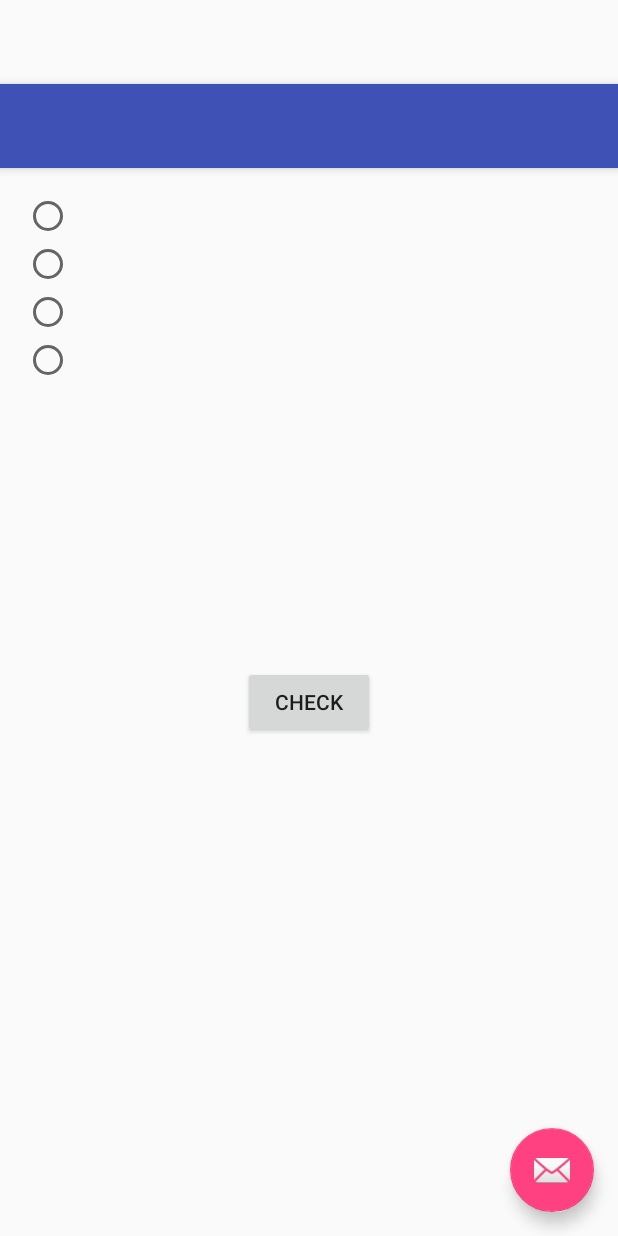
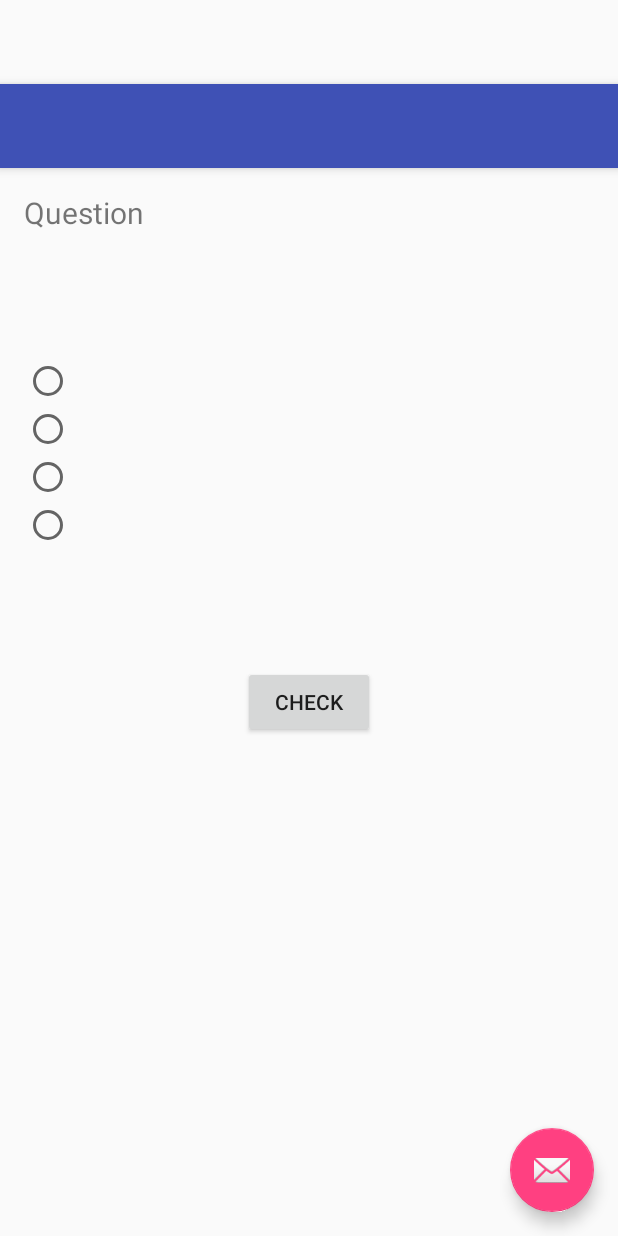
Before and after one commit to ilan1/MathStar, an Android app: the layout activity_story_game.xml on its own in the app's theme, with its tools: preview values and no code run, on a phone screen of 412 x 824 dp. Run offline under Robolectric (Android 15) with nearby library versions, the phone set to English and light mode, and no system bars.

Commit message:
Completed beta story mode

```diff
--- a/app/src/main/res/layout/content_story_game.xml
+++ b/app/src/main/res/layout/content_story_game.xml
@@ -12,11 +12,21 @@
     tools:context="home.test2.StoryGame"
     tools:showIn="@layout/activity_story_game">
 
+    <TextView
+        android:layout_width="match_parent"
+        android:layout_height="wrap_content"
+        android:id="@+id/questionView"
+        android:textSize="20sp"
+        android:text="Question"/>
+
     <RadioGroup xmlns:android="http://schemas.android.com/apk/res/android"
         android:layout_width="wrap_content"
         android:layout_height="wrap_content"
         android:orientation="vertical"
+        android:layout_marginTop="110dp"
         android:id="@+id/radioGroup1">
+        android:layout_below="@+id/questionView"
+        android:layout_alignStart="@+id/questionView"
 
 
         <RadioButton
```
Also changed, not shown: app/src/main/java/home/test2/LessonMenu.java (+11 -0 lines), app/src/main/java/home/test2/StoryGame.java (+19 -8 lines).
